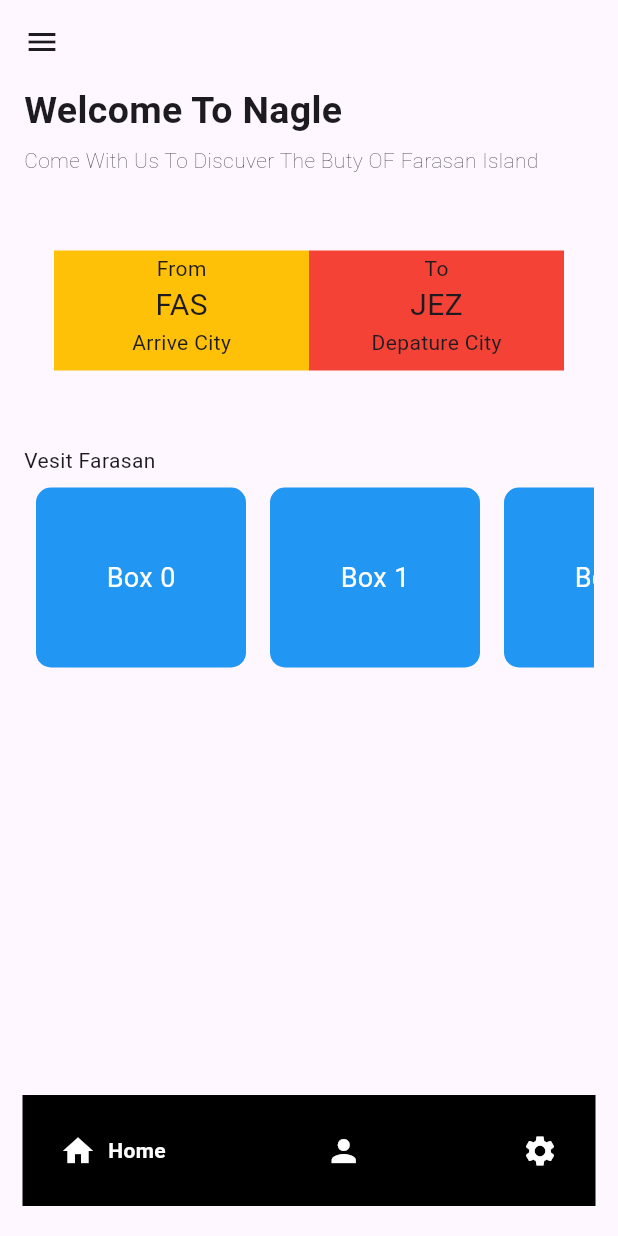
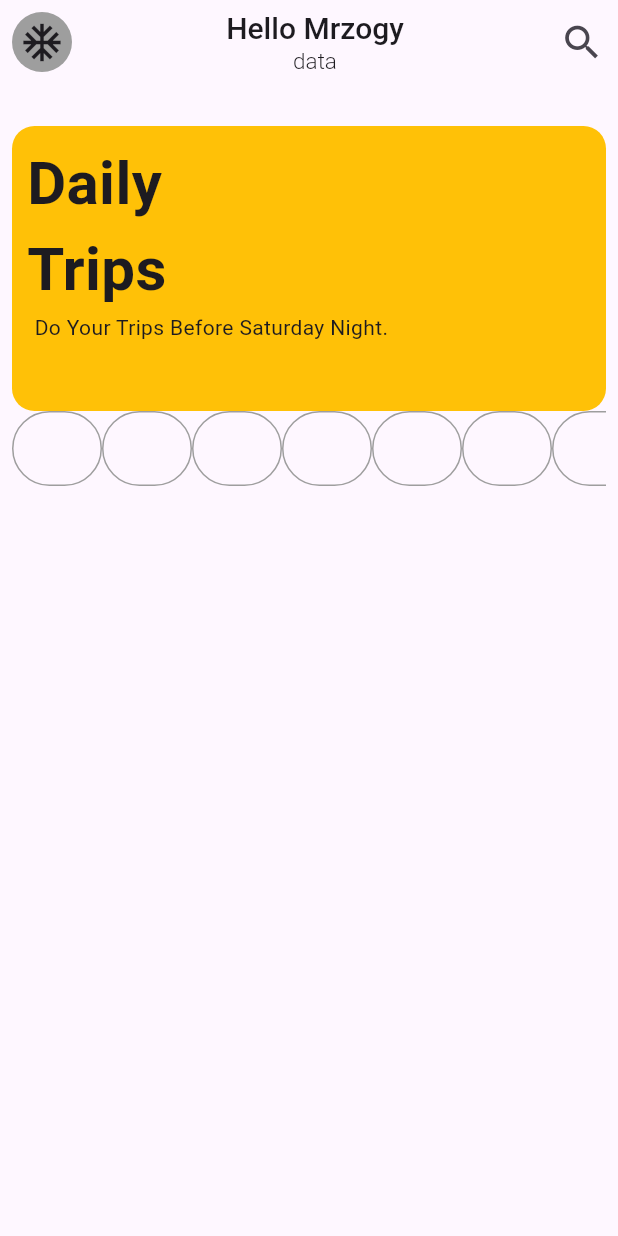
Before and after one commit to Mrzogy/Abarat, a Flutter app: the screen it shows after launch, on a phone screen of 412 x 824 dp. Run offline on Flutter 3.47's test engine with Material 3 defaults, Android fonts, the phone set to English and light mode, and no system bars; drawn by our look-alikes of google_nav_bar; our stand-ins replace table_calendar.

Commit message:
try do ui

```diff
--- a/lib/main.dart
+++ b/lib/main.dart
@@ -2,6 +2,8 @@ import 'package:abarat_app/component/search_trip_component/search_trips.dart';
 import 'package:abarat_app/provider/auth_provider.dart';
 import 'package:abarat_app/provider/trips_provider.dart';
 import 'package:abarat_app/screen/home_screen.dart';
+import 'package:abarat_app/screen/login_screen.dart';
+import 'package:abarat_app/screen/new_serch_screen.dart';
 import 'package:abarat_app/screen/trips_results_screen.dart';
 import 'package:flutter/material.dart';
 import 'package:provider/provider.dart';
@@ -25,7 +27,7 @@ class MyApp extends StatelessWidget {
   Widget build(BuildContext context) {
     return MaterialApp(
       title: 'Login Demo',
-      home: HomeScreen(),
+      home: NewSerchScreen(),
       routes: {
         '/products': (_) => SearchTrips(),
         '/trips': (context) => const TripsResultsScreen(),
--- a/lib/screen/home_screen.dart
+++ b/lib/screen/home_screen.dart
@@ -22,7 +22,7 @@ class HomeScreen extends StatelessWidget {
 
     return Scaffold(
       bottomNavigationBar: Padding(
-        padding: const EdgeInsets.symmetric(horizontal: 15, vertical: 20),
+        padding: const EdgeInsets.symmetric(horizontal: 25, vertical: 20),
         child: GNav(
           backgroundColor: Colors.black,
           color: Colors.white,
--- /dev/null
+++ b/lib/screen/new_serch_screen.dart
@@ -0,0 +1,112 @@
+import 'package:flutter/material.dart';
+
+class NewSerchScreen extends StatelessWidget {
+  const NewSerchScreen({Key? key}) : super(key: key);
+
+  @override
+  Widget build(BuildContext context) {
+    final List<Map<String, dynamic>> myData = [
+      {'dayNumber': 22, 'dayName': "SUN"},
+      {'dayNumber': 23, 'dayName': "MON"},
+      {'dayNumber': 24, 'dayName': "TUE"},
+      {'dayNumber': 25, 'dayName': "WED"},
+      {'dayNumber': 26, 'dayName': "THU"},
+      {'dayNumber': 27, 'dayName': "FRI"},
+      {'dayNumber': 28, 'dayName': "SAT"},
+    ];
+    return Scaffold(
+      appBar: AppBar(
+        leading: Padding(
+          padding: const EdgeInsets.all(8.0),
+          child: Container(
+            width: 100,
+            height: 100,
+            decoration: BoxDecoration(
+              color: Colors.grey,
+              shape: BoxShape.circle,
+            ),
+            child: Center(child: Icon(Icons.ac_unit_outlined, size: 30)),
+          ),
+        ),
+        title: Center(
+          child: Column(
+            children: [
+              Text(
+                "Hello Mrzogy",
+                style: TextStyle(fontSize: 20, fontWeight: FontWeight.w500),
+              ),
+              Text(
+                "data",
+                style: TextStyle(fontSize: 15, fontWeight: FontWeight.w300),
+              ),
+            ],
+          ),
+        ),
+        centerTitle: true,
+        actions: [
+          IconButton(onPressed: () {}, icon: Icon(Icons.search, size: 30)),
+        ],
+      ),
+      body: Padding(
+        padding: const EdgeInsets.all(8.0),
+        child: Column(
+          children: [
+            SizedBox(height: 20),
+            Container(
+              width: 400,
+              height: 190,
+              decoration: BoxDecoration(
+                color: Colors.amber,
+                borderRadius: BorderRadius.circular(15),
+              ),
+              child: Padding(
+                padding: const EdgeInsets.all(10.0),
+                child: Column(
+                  crossAxisAlignment: CrossAxisAlignment.start,
+                  children: [
+                    Text(
+                      "Daily",
+                      style: TextStyle(
+                        fontSize: 40,
+                        fontWeight: FontWeight.bold,
+                      ),
+                    ),
+                    Text(
+                      "Trips",
+                      style: TextStyle(
+                        fontSize: 40,
+                        fontWeight: FontWeight.bold,
+                      ),
+                    ),
+                    Padding(
+                      padding: const EdgeInsets.symmetric(horizontal: 5.0),
+                      child: Text("Do Your Trips Before Saturday Night."),
+                    ),
+                  ],
+                ),
+              ),
+            ),
+            SizedBox(
+              height: 50,
+              child: ListView.builder(
+                scrollDirection: Axis.horizontal,
+                itemCount: myData.length,
+                itemBuilder: (context, index) {
+                  final item = myData[index];
+                  return Container(
+                    width: 60,
+                    height: 100,
+                    decoration: BoxDecoration(
+                      border: Border.all(color: Colors.grey),
+                      borderRadius: BorderRadius.circular(100),
+                    ),
+                  );
+                },
+              ),
+            ),
+          ],
+        ),
+      ),
+    );
+  }
+}
```
Also changed, not shown: pubspec.lock, 1 other file.
